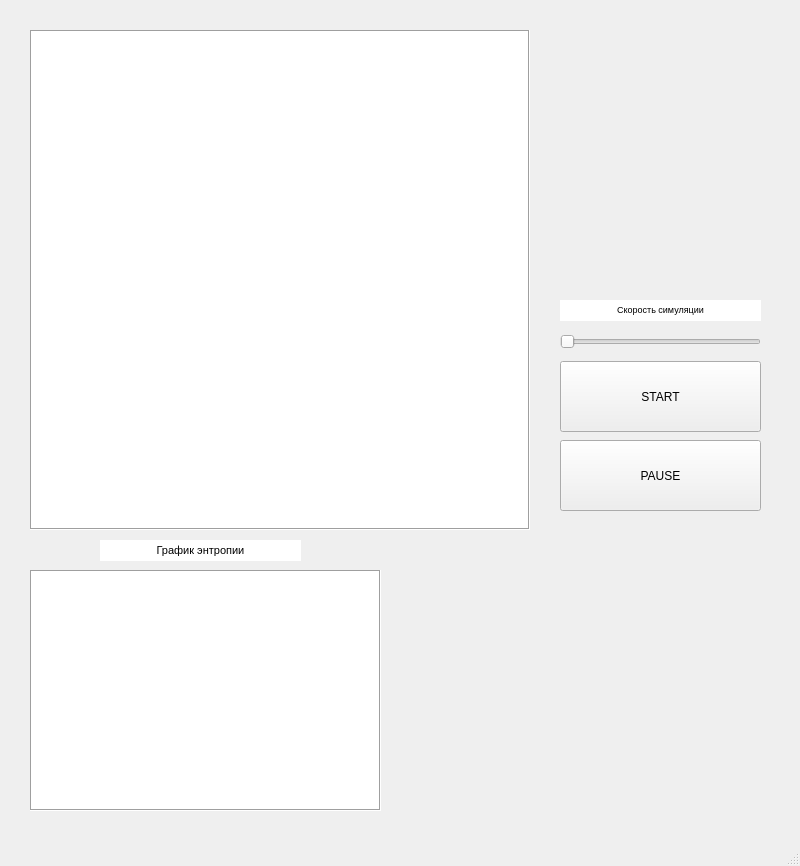
Qt form wdw.ui (NoferBeautiful/random-search-multiple-targets) before a commit.
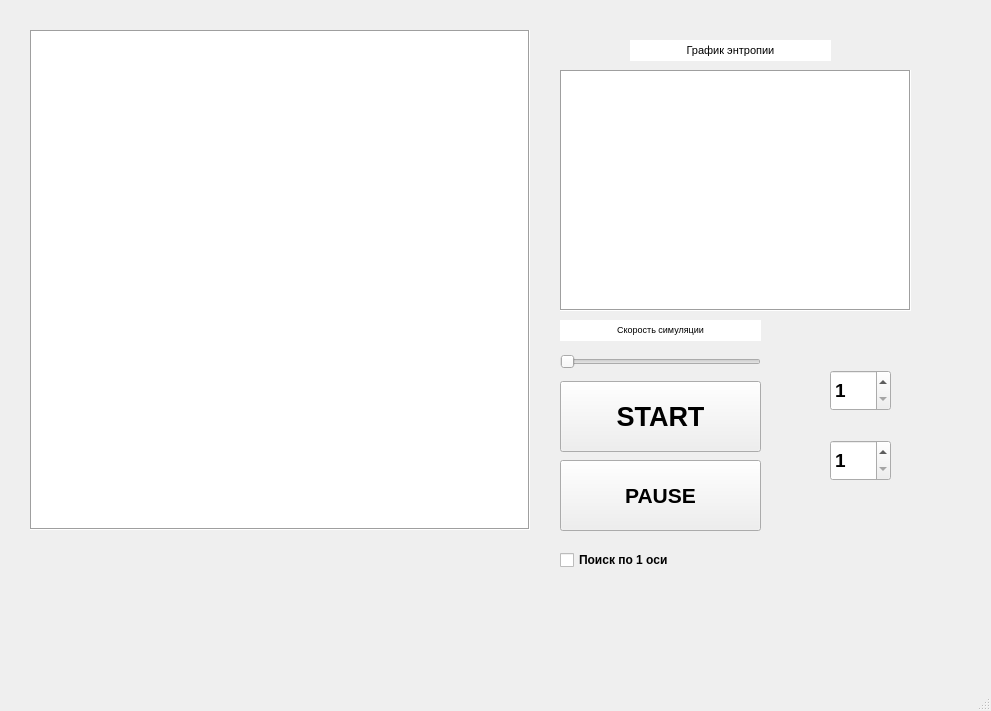
The same form after that commit.

The edit to the form file:
```diff
--- a/wdw.ui
+++ b/wdw.ui
@@ -6,8 +6,8 @@
    <rect>
     <x>0</x>
     <y>0</y>
-    <width>800</width>
-    <height>866</height>
+    <width>991</width>
+    <height>711</height>
    </rect>
   </property>
   <property name="windowTitle">
@@ -37,11 +37,19 @@
     <property name="geometry">
      <rect>
       <x>560</x>
-      <y>361</y>
+      <y>381</y>
       <width>201</width>
       <height>71</height>
      </rect>
     </property>
+    <property name="font">
+     <font>
+      <pointsize>20</pointsize>
+      <weight>75</weight>
+      <bold>true</bold>
+      <strikeout>false</strikeout>
+     </font>
+    </property>
     <property name="text">
      <string>START</string>
     </property>
@@ -50,11 +58,18 @@
     <property name="geometry">
      <rect>
       <x>560</x>
-      <y>440</y>
+      <y>460</y>
       <width>201</width>
       <height>71</height>
      </rect>
     </property>
+    <property name="font">
+     <font>
+      <pointsize>16</pointsize>
+      <weight>75</weight>
+      <bold>true</bold>
+     </font>
+    </property>
     <property name="text">
      <string>PAUSE</string>
     </property>
@@ -66,7 +81,7 @@
     <property name="geometry">
      <rect>
       <x>560</x>
-      <y>331</y>
+      <y>351</y>
       <width>201</width>
       <height>22</height>
      </rect>
@@ -91,7 +106,7 @@
     <property name="geometry">
      <rect>
       <x>560</x>
-      <y>300</y>
+      <y>320</y>
       <width>201</width>
       <height>21</height>
      </rect>
@@ -214,6 +229,13 @@
       </disabled>
      </palette>
     </property>
+    <property name="font">
+     <font>
+      <pointsize>12</pointsize>
+      <weight>75</weight>
+      <bold>true</bold>
+     </font>
+    </property>
     <property name="autoFillBackground">
      <bool>false</bool>
     </property>
@@ -233,8 +255,8 @@
      <string>&lt;!DOCTYPE HTML PUBLIC &quot;-//W3C//DTD HTML 4.0//EN&quot; &quot;http://www.w3.org/TR/REC-html40/strict.dtd&quot;&gt;
 &lt;html&gt;&lt;head&gt;&lt;meta name=&quot;qrichtext&quot; content=&quot;1&quot; /&gt;&lt;style type=&quot;text/css&quot;&gt;
 p, li { white-space: pre-wrap; }
-&lt;/style&gt;&lt;/head&gt;&lt;body style=&quot; font-family:'MS Shell Dlg 2'; font-size:7.8pt; font-weight:400; font-style:normal;&quot;&gt;
-&lt;p align=&quot;center&quot; style=&quot; margin-top:0px; margin-bottom:0px; margin-left:0px; margin-right:0px; -qt-block-indent:0; text-indent:0px;&quot;&gt;&lt;span style=&quot; font-size:7pt;&quot;&gt;Скорость симуляции&lt;/span&gt;&lt;/p&gt;&lt;/body&gt;&lt;/html&gt;</string>
+&lt;/style&gt;&lt;/head&gt;&lt;body style=&quot; font-family:'MS Shell Dlg 2'; font-size:12pt; font-weight:600; font-style:normal;&quot;&gt;
+&lt;p align=&quot;center&quot; style=&quot; margin-top:0px; margin-bottom:0px; margin-left:0px; margin-right:0px; -qt-block-indent:0; text-indent:0px;&quot;&gt;&lt;span style=&quot; font-size:7pt; font-weight:400;&quot;&gt;Скорость симуляции&lt;/span&gt;&lt;/p&gt;&lt;/body&gt;&lt;/html&gt;</string>
     </property>
     <property name="textInteractionFlags">
      <set>Qt::NoTextInteraction</set>
@@ -243,8 +265,8 @@
    <widget class="QGraphicsView" name="plotEntropy">
     <property name="geometry">
      <rect>
-      <x>30</x>
-      <y>570</y>
+      <x>560</x>
+      <y>70</y>
       <width>351</width>
       <height>241</height>
      </rect>
@@ -262,8 +284,8 @@
    <widget class="QTextBrowser" name="textPlotEntropy">
     <property name="geometry">
      <rect>
-      <x>100</x>
-      <y>540</y>
+      <x>630</x>
+      <y>40</y>
       <width>201</width>
       <height>21</height>
      </rect>
@@ -412,6 +434,71 @@
      <set>Qt::NoTextInteraction</set>
     </property>
    </widget>
+   <widget class="QCheckBox" name="checkBoxSearchSimple">
+    <property name="geometry">
+     <rect>
+      <x>560</x>
+      <y>550</y>
+      <width>121</width>
+      <height>20</height>
+     </rect>
+    </property>
+    <property name="font">
+     <font>
+      <weight>75</weight>
+      <bold>true</bold>
+     </font>
+    </property>
+    <property name="text">
+     <string>Поиск по 1 оси</string>
+    </property>
+   </widget>
+   <widget class="QSpinBox" name="spinBoxAgentsCount">
+    <property name="geometry">
+     <rect>
+      <x>830</x>
+      <y>370</y>
+      <width>61</width>
+      <height>41</height>
+     </rect>
+    </property>
+    <property name="font">
+     <font>
+      <pointsize>14</pointsize>
+      <weight>75</weight>
+      <bold>true</bold>
+     </font>
+    </property>
+    <property name="minimum">
+     <number>1</number>
+    </property>
+    <property name="maximum">
+     <number>10</number>
+    </property>
+   </widget>
+   <widget class="QSpinBox" name="spinBoxTargetsCount">
+    <property name="geometry">
+     <rect>
+      <x>830</x>
+      <y>440</y>
+      <width>61</width>
+      <height>41</height>
+     </rect>
+    </property>
+    <property name="font">
+     <font>
+      <pointsize>14</pointsize>
+      <weight>75</weight>
+      <bold>true</bold>
+     </font>
+    </property>
+    <property name="minimum">
+     <number>1</number>
+    </property>
+    <property name="maximum">
+     <number>10</number>
+    </property>
+   </widget>
   </widget>
   <widget class="QMenuBar" name="menubar">
    <property name="geometry">
```
Left out of the diff: 2 changed lines with no effect on the pictures.
